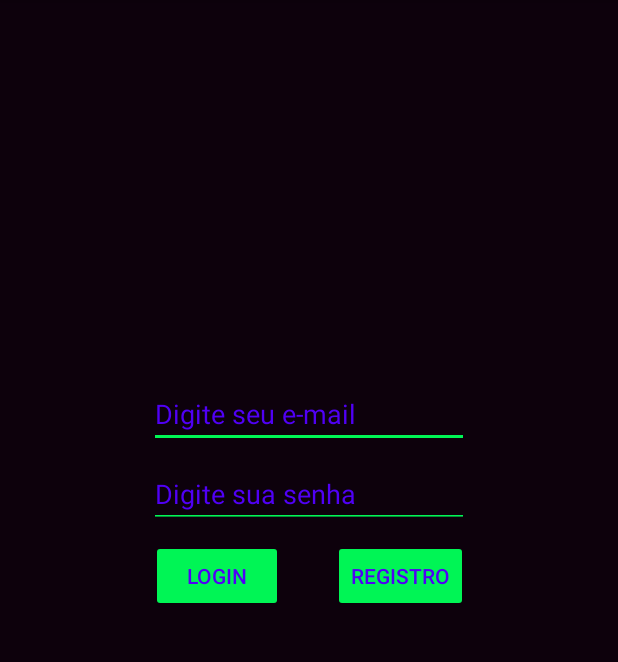
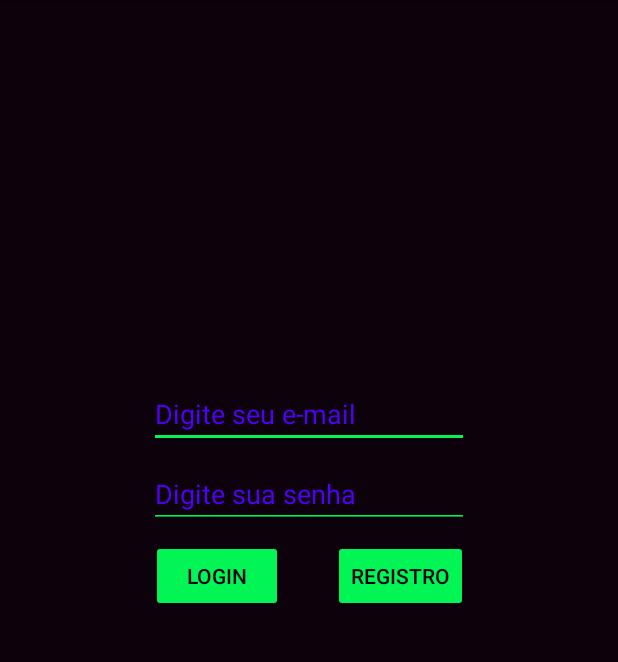
Before and after one commit to mxrpxcx/wiseroom, an Android app: the screen it shows after launch (MainActivity), on a phone screen of 412 x 824 dp, the part 84-746 px from its top. Run offline under Robolectric (Android 15) with nearby library versions, the light colour scheme and no system bars.

Commit message:
Segunda tela projeto

```diff
--- a/app/src/main/AndroidManifest.xml
+++ b/app/src/main/AndroidManifest.xml
@@ -12,6 +12,7 @@
         android:roundIcon="@mipmap/ic_launcher_round"
         android:supportsRtl="true"
         android:theme="@style/AppTheme">
+        <activity android:name=".ActivityEscolha"></activity>
         <activity android:name=".MainActivity">
             <intent-filter>
                 <action android:name="android.intent.action.MAIN" />
--- a/app/src/main/res/layout/activity_main.xml
+++ b/app/src/main/res/layout/activity_main.xml
@@ -17,7 +17,7 @@
         android:layout_marginBottom="8dp"
         android:backgroundTint="@color/colorPrimary"
         android:text="Registro"
-        android:textColor="@color/colorAccent"
+        android:textColor="@color/colorPrimaryDark"
         android:textColorHint="@color/colorAccent"
         app:layout_constraintBottom_toBottomOf="parent"
         app:layout_constraintEnd_toEndOf="parent"
@@ -35,17 +35,17 @@
         android:layout_marginBottom="8dp"
         android:backgroundTint="@color/colorPrimary"
         android:text="Login"
-        android:textColor="@color/colorAccent"
+        android:textColor="@color/colorPrimaryDark"
         android:textColorHint="@color/colorAccent"
         app:layout_constraintBottom_toBottomOf="parent"
         app:layout_constraintEnd_toEndOf="parent"
         app:layout_constraintHorizontal_bias="0.3"
         app:layout_constraintStart_toStartOf="parent"
-        app:layout_constraintTop_toBottomOf="@+id/editText2"
+        app:layout_constraintTop_toBottomOf="@+id/editSenha"
         app:layout_constraintVertical_bias="0.0" />
 
     <EditText
-        android:id="@+id/editText"
+        android:id="@+id/editEmail"
         android:layout_width="wrap_content"
         android:layout_height="wrap_content"
         android:layout_marginStart="8dp"
@@ -58,14 +58,14 @@
         android:inputType="textEmailAddress"
         android:textColor="@color/colorPrimary"
         android:textColorHint="@color/colorAccent"
-        app:layout_constraintBottom_toTopOf="@+id/editText2"
+        app:layout_constraintBottom_toTopOf="@+id/editSenha"
         app:layout_constraintEnd_toEndOf="parent"
         app:layout_constraintStart_toStartOf="parent"
         app:layout_constraintTop_toTopOf="parent"
         app:layout_constraintVertical_bias="1.0" />
 
     <EditText
-        android:id="@+id/editText2"
+        android:id="@+id/editSenha"
         android:layout_width="wrap_content"
         android:layout_height="wrap_content"
         android:layout_marginStart="8dp"
```
Also changed, not shown: app/src/main/java/com/alura/wiseroom/ActivityEscolha.java (added, +14 -0 lines), app/src/main/res/layout/activity_escolha.xml (added, +50 -0 lines).
